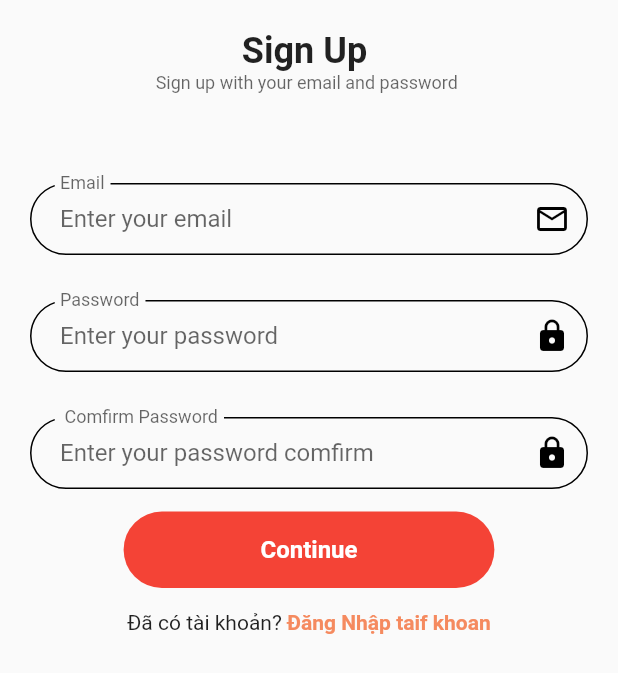
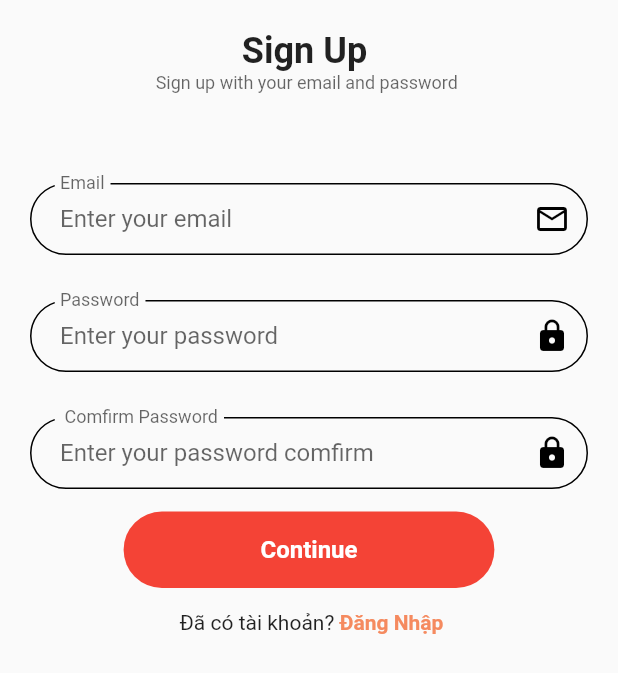
Before and after one commit to anhquantr123/flutter_app_ecommerce_2, a Flutter app: the SignUpScreen screen opened directly, on a phone screen of 412 x 824 dp. Shown: the top 673 px of the screen. Run offline on Flutter 3.47's test engine with Material 2 defaults, Android fonts, the phone set to English and light mode, and no system bars.

Commit message:
new update

```diff
--- a/lib/screens/sign_in/sign_up_screen.dart
+++ b/lib/screens/sign_in/sign_up_screen.dart
@@ -74,7 +74,7 @@ class SignUpScreen extends StatelessWidget {
                       Navigator.pop(context);
                     },
                     child: const Text(
-                      " Đăng Nhập taif khoan ",
+                      " Đăng Nhập",
                       style:
                           TextStyle(color: primaryColor, fontWeight: fontBold),
                     ),
```
